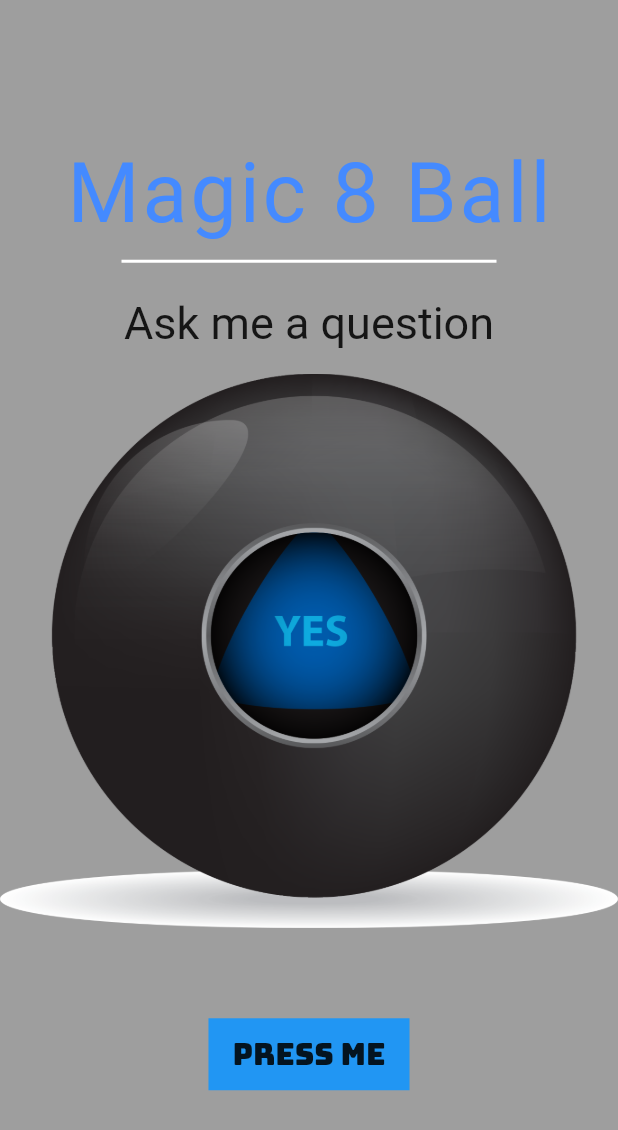
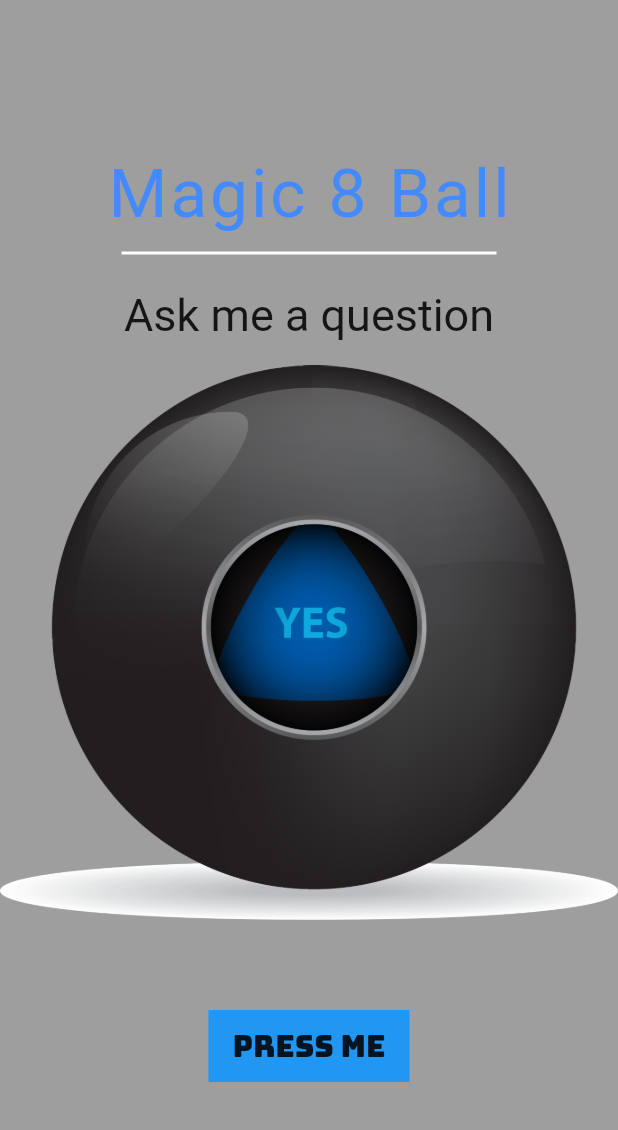
Before and after one commit to frankmaayn/flutter_projects, a Flutter app: the screen it shows after launch, on a phone screen of 412 x 824 dp. Shown: the top 1130 px of the screen. Run offline on Flutter 3.47's test engine with Material 2 defaults, Android fonts, the light colour scheme and no system bars; our stand-ins replace audioplayers, flutter_spinkit, font_awesome_flutter, geolocator, google_fonts, percent_indicator and 1 more; missing offline and left inert: location_permissions; Roboto replaces fonts that are missing (Pridi).

```diff
--- a/dicee/lib/main.dart
+++ b/dicee/lib/main.dart
@@ -47,7 +47,7 @@ class _DicePageState extends State<DicePage> {
               'Dice Roller',
               style: GoogleFonts.blackOpsOne(
                   color: Colors.black,
-                  fontSize: 60,
+                  fontSize: 45,
                   letterSpacing: 5,
                   height: 4.0),
             ),
--- a/magic_8_ball/lib/main.dart
+++ b/magic_8_ball/lib/main.dart
@@ -46,7 +46,7 @@ class _BallState extends State<Ball> {
                 "Magic 8 Ball",
                 style: GoogleFonts.bowlbyOneSc(
                   color: Colors.blueAccent,
-                  fontSize: 55,
+                  fontSize: 45,
                   letterSpacing: 2,
                 ),
               ),
```
Also changed, not shown: project_images/bmi_calculator.png (added), project_images/destinii.png (added), project_images/dicee.png (added), project_images/i_am_rich.png (added), project_images/magic_8_ball.png (added), project_images/mi_card.png (added), project_images/quizzler.png (added), project_images/xylophone.png (added), 6 other files.
